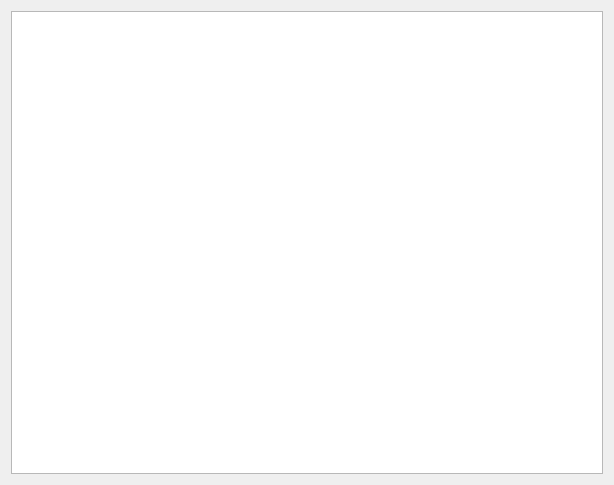
This is views/ui/versionlist.ui in sisardor/python-training as Qt 5 draws it before an edit. The edited form follows.
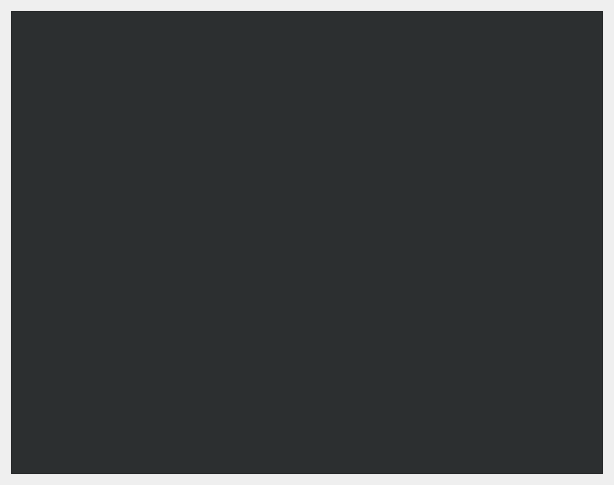
This is the edited form.

```diff
--- a/views/ui/versionlist.ui
+++ b/views/ui/versionlist.ui
@@ -17,7 +17,13 @@
    <item>
     <widget class="QTreeView" name="uiTree">
      <property name="styleSheet">
-      <string notr="true"/>
+      <string notr="true">QTreeView {
+    background: #2c2f30;
+    color: #AAAAAA;
+}</string>
+     </property>
+     <property name="animated">
+      <bool>true</bool>
      </property>
     </widget>
    </item>
```
